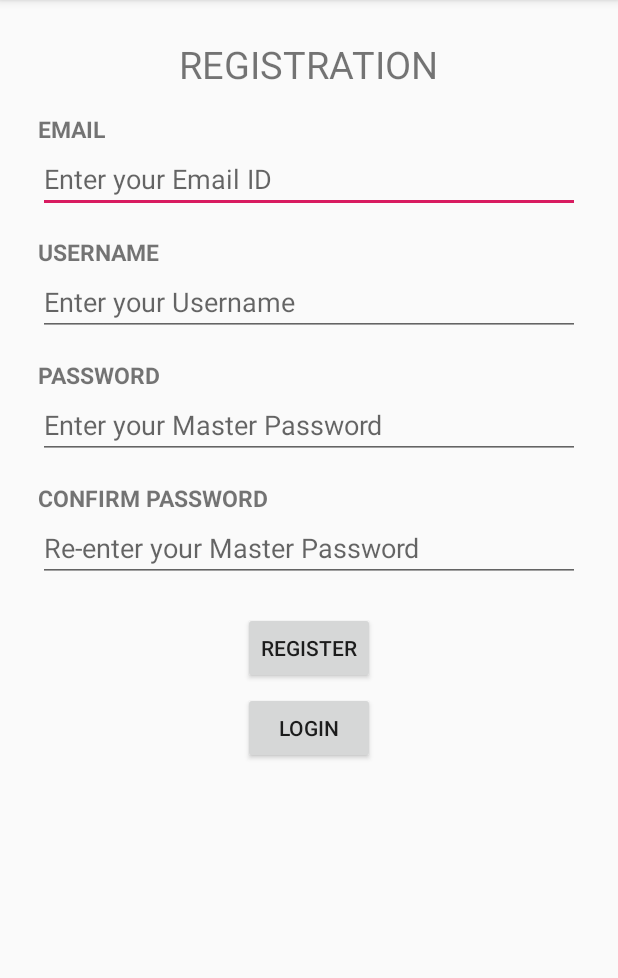
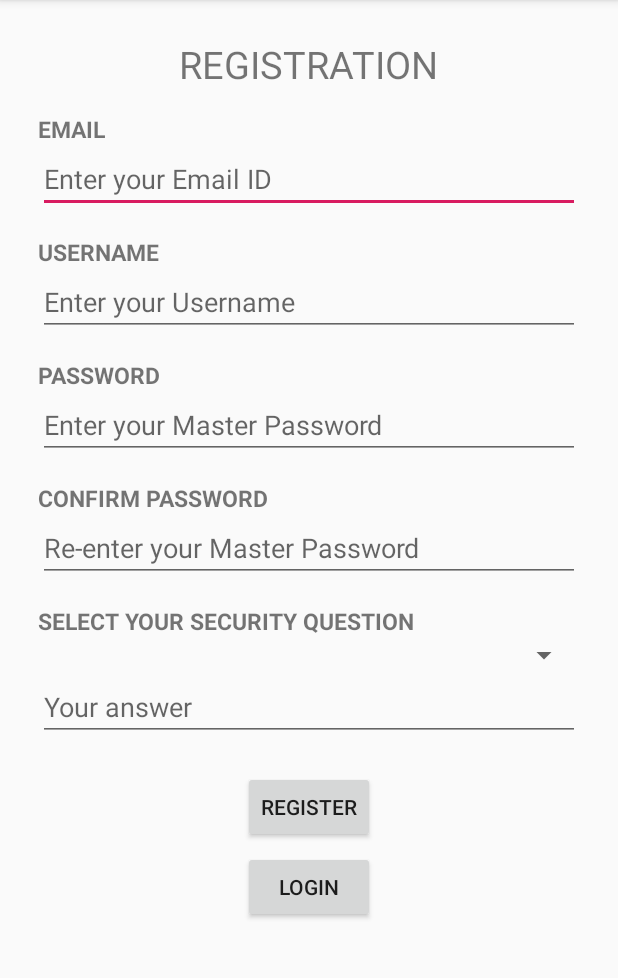
Before and after one commit to SankalpSTG/Passgen-Android-App, an Android app: the Register screen opened directly, with no data from a screen before it, on a phone screen of 412 x 824 dp, the part 84-1062 px from its top. Run offline under Robolectric (Android 15) with nearby library versions, the phone set to English and light mode, and no system bars.

Commit message:
Update activity_register.xml

```diff
--- a/Android/PassGen/app/src/main/res/layout/activity_register.xml
+++ b/Android/PassGen/app/src/main/res/layout/activity_register.xml
@@ -30,6 +30,7 @@
         android:layout_width="match_parent"
         android:layout_height="wrap_content"
         android:hint="Enter your Email ID"/>
+
 
 
     <TextView
@@ -74,6 +75,27 @@
         android:layout_height="wrap_content"
         android:hint="Re-enter your Master Password"/>
 
+
+    <TextView
+        android:id="@+id/register_security_question_text_view"
+        android:layout_width="match_parent"
+        android:layout_height="wrap_content"
+        style="@style/AllHeadings"
+        android:text="Select your Security Question"
+        android:textAllCaps="true"/>
+    <Spinner
+        android:id="@+id/register_question_spinner"
+        android:layout_width="match_parent"
+        android:layout_height="wrap_content"
+        />
+
+    <EditText
+        android:id="@+id/register_answer_edit_text"
+        android:layout_width="match_parent"
+        android:layout_height="wrap_content"
+        android:hint="Your answer"/>
+
+
     <Button
         android:id="@+id/register_register_button"
         android:layout_marginTop="20dp"
```
